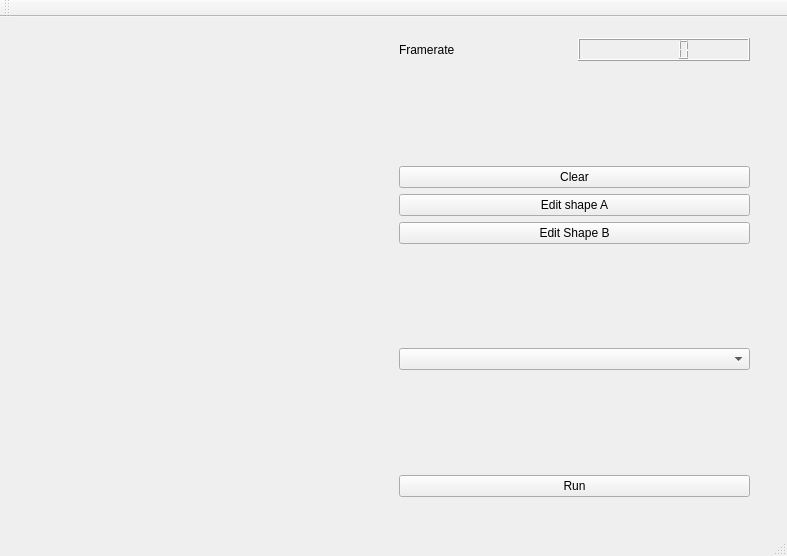
This is gui/qt/mainwindow.ui in MathisHammel/AsmlHackathon as Qt 5 draws it before an edit. The edited form follows.
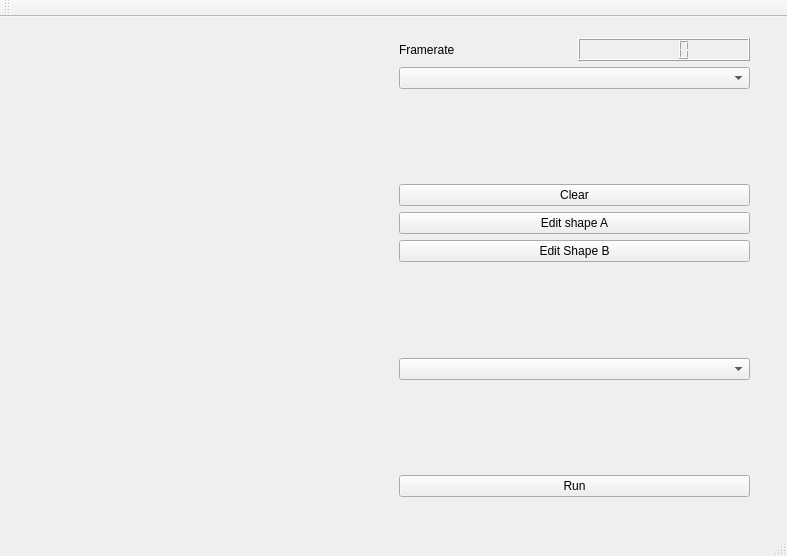
This is the edited form. Custom widgets are drawn as their Qt base class.

Commit message: setup communication with ports

```diff
--- a/gui/qt/mainwindow.ui
+++ b/gui/qt/mainwindow.ui
@@ -29,64 +29,51 @@
      </item>
      <item>
       <layout class="QGridLayout" name="gridLayout">
-       <item row="7" column="0">
-        <spacer name="verticalSpacer">
-         <property name="orientation">
-          <enum>Qt::Vertical</enum>
-         </property>
-         <property name="sizeHint" stdset="0">
-          <size>
-           <width>20</width>
-           <height>40</height>
-          </size>
-         </property>
-        </spacer>
-       </item>
-       <item row="3" column="0">
+       <item row="4" column="0">
         <widget class="QPushButton" name="editAbutton">
          <property name="text">
           <string>Edit shape A</string>
          </property>
         </widget>
        </item>
-       <item row="2" column="0">
+       <item row="8" column="0">
+        <spacer name="verticalSpacer">
+         <property name="orientation">
+          <enum>Qt::Vertical</enum>
+         </property>
+         <property name="sizeHint" stdset="0">
+          <size>
+           <width>20</width>
+           <height>40</height>
+          </size>
+         </property>
+        </spacer>
+       </item>
+       <item row="3" column="0">
         <widget class="QPushButton" name="clearButton">
          <property name="text">
           <string>Clear</string>
          </property>
         </widget>
        </item>
-       <item row="4" column="0">
-        <widget class="QPushButton" name="editBbutton">
-         <property name="text">
-          <string>Edit Shape B</string>
-         </property>
-        </widget>
-       </item>
-       <item row="1" column="0">
-        <spacer name="verticalSpacer_2">
-         <property name="orientation">
-          <enum>Qt::Vertical</enum>
-         </property>
-         <property name="sizeHint" stdset="0">
-          <size>
-           <width>20</width>
-           <height>40</height>
-          </size>
-         </property>
-        </spacer>
-       </item>
-       <item row="8" column="0">
+       <item row="9" column="0">
         <widget class="QPushButton" name="runButton">
          <property name="text">
           <string>Run</string>
          </property>
         </widget>
        </item>
-       <item row="6" column="0">
+       <item row="7" column="0">
         <widget class="QComboBox" name="selectShape"/>
        </item>
        <item row="5" column="0">
+        <widget class="QPushButton" name="editBbutton">
+         <property name="text">
+          <string>Edit Shape B</string>
+         </property>
+        </widget>
+       </item>
+       <item row="6" column="0">
         <spacer name="verticalSpacer_3">
          <property name="orientation">
           <enum>Qt::Vertical</enum>
@@ -99,6 +86,19 @@
          </property>
         </spacer>
        </item>
+       <item row="2" column="0">
+        <spacer name="verticalSpacer_2">
+         <property name="orientation">
+          <enum>Qt::Vertical</enum>
+         </property>
+         <property name="sizeHint" stdset="0">
+          <size>
+           <width>20</width>
+           <height>40</height>
+          </size>
+         </property>
+        </spacer>
+       </item>
        <item row="0" column="0">
         <layout class="QVBoxLayout" name="verticalLayout">
          <item>
@@ -117,6 +117,9 @@
          </item>
         </layout>
        </item>
+       <item row="1" column="0">
+        <widget class="QComboBox" name="portSelector"/>
+       </item>
       </layout>
      </item>
     </layout>
```
The commit also changes 16 other files.
